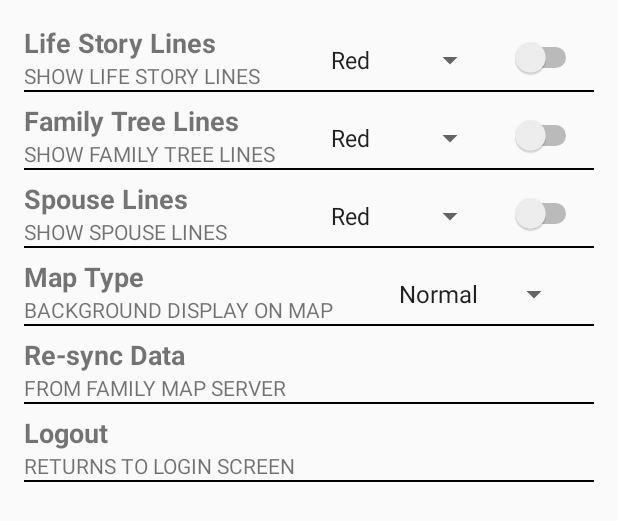
After one commit to mavr1k7/FamilyMapApp, an Android app: the layout activity_settings.xml on its own in the app's theme, with its tools: preview values and no code run, on a phone screen of 412 x 824 dp. The commit adds this screen. Shown: the top 521 px of the screen. Run offline under Robolectric (Android 15) with nearby library versions, the phone set to English and light mode, and no system bars.

Commit message:
Added setting layout

```diff
--- a/app/src/main/AndroidManifest.xml
+++ b/app/src/main/AndroidManifest.xml
@@ -33,15 +33,15 @@
             android:name="com.google.android.geo.API_KEY"
             android:value="@string/google_maps_key" />
 
-        <activity android:name=".ui.FilterActivity">
+        <activity android:name=".ui.MainActivity">
             <intent-filter>
                 <action android:name="android.intent.action.MAIN" />
 
                 <category android:name="android.intent.category.LAUNCHER" />
             </intent-filter>
         </activity>
-        <activity android:name=".ui.MainActivity" />
-        <activity android:name=".ui.PersonActivity" />
+        <activity android:name=".ui.FilterActivity" android:parentActivityName=".ui.MainActivity" />
+        <activity android:name=".ui.PersonActivity" android:parentActivityName=".ui.MainActivity" />
     </application>
 
 </manifest>
--- a/app/src/main/java/com/teranpeterson/client/model/Filter.java
+++ b/app/src/main/java/com/teranpeterson/client/model/Filter.java
@@ -31,14 +31,6 @@ public class Filter {
             sFilter = new Filter();
         }
         return sFilter;
-    }
-
-    public static Filter getsFilter() {
-        return sFilter;
-    }
-
-    public static void setsFilter(Filter sFilter) {
-        Filter.sFilter = sFilter;
     }
 
     public boolean isBirth() {
--- a/app/src/main/java/com/teranpeterson/client/model/Person.java
+++ b/app/src/main/java/com/teranpeterson/client/model/Person.java
@@ -227,6 +227,17 @@ public class Person {
     }
 
     /**
+     * Gets the person's gender written out
+     *
+     * @return 'Male' or 'Female'
+     */
+    public String getGenderFull() {
+        if (gender.equals("m")) return "Male";
+        if (gender.equals("f")) return "Female";
+        return "";
+    }
+
+    /**
      * Gets the personID for the person's father
      *
      * @return Father's personID
--- a/app/src/main/java/com/teranpeterson/client/ui/FilterActivity.java
+++ b/app/src/main/java/com/teranpeterson/client/ui/FilterActivity.java
@@ -1,5 +1,7 @@
 package com.teranpeterson.client.ui;
 
+import android.content.Context;
+import android.content.Intent;
 import android.os.Bundle;
 import android.support.v7.app.AppCompatActivity;
 import android.widget.CompoundButton;
--- a/app/src/main/java/com/teranpeterson/client/ui/MapFragment.java
+++ b/app/src/main/java/com/teranpeterson/client/ui/MapFragment.java
@@ -2,6 +2,7 @@ package com.teranpeterson.client.ui;
 
 import android.Manifest;
 import android.app.Activity;
+import android.content.Intent;
 import android.content.pm.PackageManager;
 import android.os.Bundle;
 import android.support.annotation.NonNull;
@@ -31,6 +32,7 @@ import com.teranpeterson.client.model.Person;
 
 public class MapFragment extends Fragment implements OnMapReadyCallback {
     private GoogleMap mMap;
+    private String mPersonID;
     private GoogleApiClient mClient;
     private static final int REQUEST_LOCATION_PERMISSIONS = 0;
     private static final String[] LOCATION_PERMISSIONS = new String[]{
@@ -60,6 +62,20 @@ public class MapFragment extends Fragment implements OnMapReadyCallback {
         SupportMapFragment mapFragment = (SupportMapFragment) getChildFragmentManager().findFragmentById(R.id.map);
         if (mapFragment != null) mapFragment.getMapAsync(this);
 
+        view.findViewById(R.id.map_text).setOnClickListener(new View.OnClickListener() {
+            @Override
+            public void onClick(View v) {
+                if (mPersonID != null) startActivity(PersonActivity.newIntent(getContext(), mPersonID));
+            }
+        });
+
+        view.findViewById(R.id.map_profile).setOnClickListener((new View.OnClickListener() {
+            @Override
+            public void onClick(View v) {
+                if (mPersonID != null) startActivity(PersonActivity.newIntent(getContext(), mPersonID));
+            }
+        }));
+
         return view;
     }
 
@@ -87,6 +103,7 @@ public class MapFragment extends Fragment implements OnMapReadyCallback {
     public boolean onOptionsItemSelected(MenuItem item) {
         switch (item.getItemId()) {
             case R.id.filter:
+                startActivity(new Intent(this.getContext(), FilterActivity.class));
                 return true;
             case R.id.search:
                 return true;
@@ -121,6 +138,7 @@ public class MapFragment extends Fragment implements OnMapReadyCallback {
                     FamilyTree familyTree = FamilyTree.get();
                     Event event = familyTree.getEvent(marker.getTitle());
                     Person person = familyTree.getPerson(event.getPersonID());
+                    mPersonID = person.getPersonID();
 
                     String text = person.getFirstName() + " " + person.getLastName() + "\n" + event.getEventType()
                             + ": " + event.getCity() + ", " + event.getCountry() + " (" + event.getYear() + ")";
--- a/app/src/main/java/com/teranpeterson/client/ui/PersonActivity.java
+++ b/app/src/main/java/com/teranpeterson/client/ui/PersonActivity.java
@@ -1,22 +1,45 @@
 package com.teranpeterson.client.ui;
 
+import android.content.Context;
+import android.content.Intent;
 import android.os.Bundle;
 import android.support.v7.app.AppCompatActivity;
 import android.support.v7.widget.LinearLayoutManager;
 import android.support.v7.widget.RecyclerView;
+import android.widget.TextView;
 
 import com.teranpeterson.client.R;
+import com.teranpeterson.client.model.FamilyTree;
+import com.teranpeterson.client.model.Person;
 
 public class PersonActivity extends AppCompatActivity {
+    private static final String EXTRA_PERSON_ID = "com.teranpeterson.client.ui.PersonActivity.personID";
+
+    private String mPersonID;
 
     @Override
     protected void onCreate(Bundle savedInstanceState) {
         super.onCreate(savedInstanceState);
         setContentView(R.layout.activity_person);
 
+        mPersonID = getIntent().getStringExtra(EXTRA_PERSON_ID);
+        Person person = FamilyTree.get().getPerson(mPersonID);
+
+        TextView firstName = findViewById(R.id.person_first_name);
+        TextView lastName = findViewById(R.id.person_last_name);
+        TextView gender = findViewById(R.id.person_gender);
+
+        firstName.setText(person.getFirstName());
+        lastName.setText(person.getLastName());
+        gender.setText(person.getGenderFull());
+
         RecyclerView recyclerView = findViewById(R.id.person_recycler);
         recyclerView.setLayoutManager(new LinearLayoutManager(this));
+    }
 
-
+    public static Intent newIntent(Context context, String personID) {
+        Intent intent = new Intent(context, PersonActivity.class);
+        intent.putExtra(EXTRA_PERSON_ID, personID);
+        return intent;
     }
 }
--- /dev/null
+++ b/app/src/main/java/com/teranpeterson/client/ui/SettingsActivity.java
@@ -0,0 +1,4 @@
+package com.teranpeterson.client.ui;
+
+public class SettingsActivity {
+}
--- /dev/null
+++ b/app/src/main/res/layout/activity_settings.xml
@@ -0,0 +1,296 @@
+<?xml version="1.0" encoding="utf-8"?>
+<android.support.constraint.ConstraintLayout
+    xmlns:android="http://schemas.android.com/apk/res/android"
+    xmlns:app="http://schemas.android.com/apk/res-auto"
+    xmlns:tools="http://schemas.android.com/tools"
+    android:layout_width="match_parent"
+    android:layout_height="match_parent">
+
+    <TextView
+        android:id="@+id/setting_life_story"
+        android:layout_width="0dp"
+        android:layout_height="wrap_content"
+        android:layout_marginStart="16dp"
+        android:layout_marginTop="16dp"
+        android:layout_marginEnd="16dp"
+        android:text="@string/life_story_lines"
+        android:textSize="18sp"
+        android:textStyle="bold"
+        app:layout_constraintEnd_toEndOf="parent"
+        app:layout_constraintStart_toStartOf="parent"
+        app:layout_constraintTop_toTopOf="parent" />
+
+    <TextView
+        android:id="@+id/setting_life_story_label"
+        android:layout_width="0dp"
+        android:layout_height="wrap_content"
+        android:layout_marginStart="16dp"
+        android:layout_marginEnd="16dp"
+        android:text="@string/life_story_lines_desc"
+        app:layout_constraintEnd_toEndOf="parent"
+        app:layout_constraintStart_toStartOf="parent"
+        app:layout_constraintTop_toBottomOf="@+id/setting_life_story" />
+
+    <Spinner
+        android:id="@+id/setting_life_story_spinner"
+        android:layout_width="wrap_content"
+        android:layout_height="wrap_content"
+        android:layout_marginEnd="16dp"
+        android:layout_marginBottom="8dp"
+        android:entries="@array/setting_color_options"
+        android:spinnerMode="dropdown"
+        app:layout_constraintBottom_toBottomOf="@+id/setting_life_story_label"
+        app:layout_constraintEnd_toStartOf="@+id/setting_life_story_switch" />
+
+    <Switch
+        android:id="@+id/setting_life_story_switch"
+        android:layout_width="wrap_content"
+        android:layout_height="wrap_content"
+        android:layout_marginEnd="8dp"
+        android:layout_marginBottom="8dp"
+        app:layout_constraintBottom_toBottomOf="@+id/setting_life_story_label"
+        app:layout_constraintEnd_toEndOf="@+id/setting_life_story" />
+
+    <View
+        android:id="@+id/setting_life_story_line"
+        android:layout_width="0dp"
+        android:layout_height="1dp"
+        android:layout_marginStart="16dp"
+        android:layout_marginEnd="16dp"
+        android:background="#000000"
+        app:layout_constraintEnd_toEndOf="parent"
+        app:layout_constraintStart_toStartOf="parent"
+        app:layout_constraintTop_toBottomOf="@+id/setting_life_story_label" />
+
+    <TextView
+        android:id="@+id/setting_family_tree"
+        android:layout_width="0dp"
+        android:layout_height="wrap_content"
+        android:layout_marginStart="16dp"
+        android:layout_marginTop="8dp"
+        android:layout_marginEnd="16dp"
+        android:text="@string/family_tree_lines"
+        android:textSize="18sp"
+        android:textStyle="bold"
+        app:layout_constraintEnd_toEndOf="parent"
+        app:layout_constraintStart_toStartOf="parent"
+        app:layout_constraintTop_toBottomOf="@+id/setting_life_story_label" />
+
+    <TextView
+        android:id="@+id/setting_family_tree_label"
+        android:layout_width="0dp"
+        android:layout_height="wrap_content"
+        android:layout_marginStart="16dp"
+        android:layout_marginEnd="16dp"
+        android:text="@string/family_tree_lines_desc"
+        app:layout_constraintEnd_toEndOf="parent"
+        app:layout_constraintStart_toStartOf="parent"
+        app:layout_constraintTop_toBottomOf="@+id/setting_family_tree" />
+
+    <Spinner
+        android:id="@+id/setting_family_tree_spinner"
+        android:layout_width="wrap_content"
+        android:layout_height="wrap_content"
+        android:layout_marginEnd="16dp"
+        android:layout_marginBottom="8dp"
+        android:entries="@array/setting_color_options"
+        android:spinnerMode="dropdown"
+        app:layout_constraintBottom_toBottomOf="@+id/setting_family_tree_label"
+        app:layout_constraintEnd_toStartOf="@+id/setting_family_tree_switch" />
+
+    <Switch
+        android:id="@+id/setting_family_tree_switch"
+        android:layout_width="wrap_content"
+        android:layout_height="wrap_content"
+        android:layout_marginEnd="8dp"
+        android:layout_marginBottom="8dp"
+        app:layout_constraintBottom_toBottomOf="@+id/setting_family_tree_label"
+        app:layout_constraintEnd_toEndOf="@+id/setting_family_tree" />
+
+    <View
+        android:id="@+id/setting_family_tree_line"
+        android:layout_width="0dp"
+        android:layout_height="1dp"
+        android:layout_marginStart="16dp"
+        android:layout_marginEnd="16dp"
+        android:background="#000000"
+        app:layout_constraintEnd_toEndOf="parent"
+        app:layout_constraintStart_toStartOf="parent"
+        app:layout_constraintTop_toBottomOf="@+id/setting_family_tree_label" />
+
+    <TextView
+        android:id="@+id/setting_spouse"
+        android:layout_width="0dp"
+        android:layout_height="wrap_content"
+        android:layout_marginStart="16dp"
+        android:layout_marginTop="8dp"
+        android:layout_marginEnd="16dp"
+        android:text="@string/spouse_lines"
+        android:textSize="18sp"
+        android:textStyle="bold"
+        app:layout_constraintEnd_toEndOf="parent"
+        app:layout_constraintStart_toStartOf="parent"
+        app:layout_constraintTop_toBottomOf="@+id/setting_family_tree_label" />
+
+    <TextView
+        android:id="@+id/setting_spouse_label"
+        android:layout_width="0dp"
+        android:layout_height="wrap_content"
+        android:layout_marginStart="16dp"
+        android:layout_marginEnd="16dp"
+        android:text="@string/spouse_lines_desc"
+        app:layout_constraintEnd_toEndOf="parent"
+        app:layout_constraintStart_toStartOf="parent"
+        app:layout_constraintTop_toBottomOf="@+id/setting_spouse" />
+
+    <Spinner
+        android:id="@+id/setting_spouse_spinner"
+        android:layout_width="wrap_content"
+        android:layout_height="wrap_content"
+        android:layout_marginEnd="16dp"
+        android:layout_marginBottom="8dp"
+        android:entries="@array/setting_color_options"
+        android:spinnerMode="dropdown"
+        app:layout_constraintBottom_toBottomOf="@+id/setting_spouse_label"
+        app:layout_constraintEnd_toStartOf="@+id/setting_spouse_switch" />
+
+    <Switch
+        android:id="@+id/setting_spouse_switch"
+        android:layout_width="wrap_content"
+        android:layout_height="wrap_content"
+        android:layout_marginEnd="8dp"
+        android:layout_marginBottom="8dp"
+        app:layout_constraintBottom_toBottomOf="@+id/setting_spouse_label"
+        app:layout_constraintEnd_toEndOf="@+id/setting_spouse" />
+
+    <View
+        android:id="@+id/setting_spouse_line"
+        android:layout_width="0dp"
+        android:layout_height="1dp"
+        android:layout_marginStart="16dp"
+        android:layout_marginEnd="16dp"
+        android:background="#000000"
+        app:layout_constraintEnd_toEndOf="parent"
+        app:layout_constraintStart_toStartOf="parent"
+        app:layout_constraintTop_toBottomOf="@+id/setting_spouse_label" />
+
+    <TextView
+        android:id="@+id/setting_map_type"
+        android:layout_width="0dp"
+        android:layout_height="wrap_content"
+        android:layout_marginStart="16dp"
+        android:layout_marginTop="8dp"
+        android:layout_marginEnd="16dp"
+        android:text="@string/map_type"
+        android:textSize="18sp"
+        android:textStyle="bold"
+        app:layout_constraintEnd_toEndOf="parent"
+        app:layout_constraintStart_toStartOf="parent"
+        app:layout_constraintTop_toBottomOf="@+id/setting_spouse_label" />
+
+    <TextView
+        android:id="@+id/setting_map_type_label"
+        android:layout_width="0dp"
+        android:layout_height="wrap_content"
+        android:layout_marginStart="16dp"
+        android:layout_marginEnd="16dp"
+        android:text="@string/map_type_desc"
+        app:layout_constraintEnd_toEndOf="parent"
+        app:layout_constraintStart_toStartOf="parent"
+        app:layout_constraintTop_toBottomOf="@+id/setting_map_type" />
+
+    <Spinner
+        android:id="@+id/setting_map_type_spinner"
+        android:layout_width="wrap_content"
+        android:layout_height="wrap_content"
+        android:layout_marginEnd="16dp"
+        android:layout_marginBottom="8dp"
+        android:entries="@array/setting_map_options"
+        android:spinnerMode="dropdown"
+        app:layout_constraintBottom_toBottomOf="@+id/setting_map_type_label"
+        app:layout_constraintEnd_toEndOf="@+id/setting_map_type" />
+
+    <View
+        android:id="@+id/setting_map_type_line"
+        android:layout_width="0dp"
+        android:layout_height="1dp"
+        android:layout_marginStart="16dp"
+        android:layout_marginEnd="16dp"
+        android:background="#000000"
+        app:layout_constraintEnd_toEndOf="parent"
+        app:layout_constraintStart_toStartOf="parent"
+        app:layout_constraintTop_toBottomOf="@+id/setting_map_type_label" />
+
+    <TextView
+        android:id="@+id/setting_resync"
+        android:layout_width="0dp"
+        android:layout_height="wrap_content"
+        android:layout_marginStart="16dp"
+        android:layout_marginTop="8dp"
+        android:layout_marginEnd="16dp"
+        android:text="@string/resync_date"
+        android:textSize="18sp"
+        android:textStyle="bold"
+        app:layout_constraintEnd_toEndOf="parent"
+        app:layout_constraintStart_toStartOf="parent"
+        app:layout_constraintTop_toBottomOf="@+id/setting_map_type_label" />
+
+    <TextView
+        android:id="@+id/setting_resync_label"
+        android:layout_width="0dp"
+        android:layout_height="wrap_content"
+        android:layout_marginStart="16dp"
+        android:layout_marginEnd="16dp"
+        android:text="@string/resync_date_desc"
+        app:layout_constraintEnd_toEndOf="parent"
+        app:layout_constraintStart_toStartOf="parent"
+        app:layout_constraintTop_toBottomOf="@+id/setting_resync" />
+
+    <View
+        android:id="@+id/setting_resync_line"
+        android:layout_width="0dp"
+        android:layout_height="1dp"
+        android:layout_marginStart="16dp"
+        android:layout_marginEnd="16dp"
+        android:background="#000000"
+        app:layout_constraintEnd_toEndOf="parent"
+        app:layout_constraintStart_toStartOf="parent"
+        app:layout_constraintTop_toBottomOf="@+id/setting_resync_label" />
+
+    <TextView
+        android:id="@+id/setting_logout"
+        android:layout_width="0dp"
+        android:layout_height="wrap_content"
+        android:layout_marginStart="16dp"
+        android:layout_marginTop="8dp"
+        android:layout_marginEnd="16dp"
+        android:text="@string/logout"
+        android:textSize="18sp"
+        android:textStyle="bold"
+        app:layout_constraintEnd_toEndOf="parent"
+        app:layout_constraintStart_toStartOf="parent"
+        app:layout_constraintTop_toBottomOf="@+id/setting_resync_label" />
+
+    <TextView
+        android:id="@+id/setting_logout_label"
+        android:layout_width="0dp"
+        android:layout_height="wrap_content"
+        android:layout_marginStart="16dp"
+        android:layout_marginEnd="16dp"
+        android:text="@string/logout_desc"
+        app:layout_constraintEnd_toEndOf="parent"
+        app:layout_constraintStart_toStartOf="parent"
+        app:layout_constraintTop_toBottomOf="@+id/setting_logout" />
+
+    <View
+        android:id="@+id/setting_logout_line"
+        android:layout_width="0dp"
+        android:layout_height="1dp"
+        android:layout_marginStart="16dp"
+        android:layout_marginEnd="16dp"
+        android:background="#000000"
+        app:layout_constraintEnd_toEndOf="parent"
+        app:layout_constraintStart_toStartOf="parent"
+        app:layout_constraintTop_toBottomOf="@+id/setting_logout_label" />
+
+</android.support.constraint.ConstraintLayout>
--- a/app/src/main/res/values/strings.xml
+++ b/app/src/main/res/values/strings.xml
@@ -42,4 +42,28 @@
     <string name="male_events">Male Events</string>
     <string name="female_events">Female Events</string>
     <string name="gender_events_desc">FILTER EVENTS BASED ON GENDER</string>
+    <string name="life_story_lines">Life Story Lines</string>
+    <string name="life_story_lines_desc">SHOW LIFE STORY LINES</string>
+    <string name="family_tree_lines">Family Tree Lines</string>
+    <string name="family_tree_lines_desc">SHOW FAMILY TREE LINES</string>
+    <string name="spouse_lines">Spouse Lines</string>
+    <string name="spouse_lines_desc">SHOW SPOUSE LINES</string>
+    <string name="map_type">Map Type</string>
+    <string name="map_type_desc">BACKGROUND DISPLAY ON MAP</string>
+    <string name="resync_date">Re-sync Data</string>
+    <string name="resync_date_desc">FROM FAMILY MAP SERVER</string>
+    <string name="logout">Logout</string>
+    <string name="logout_desc">RETURNS TO LOGIN SCREEN</string>
+    <string-array name="setting_color_options">
+        <item>Red</item>
+        <item>Yellow</item>
+        <item>Green</item>
+        <item>Blue</item>
+    </string-array>
+    <string-array name="setting_map_options">
+        <item>Normal</item>
+        <item>Hybrid</item>
+        <item>Satellite</item>
+        <item>Terrain</item>
+    </string-array>
 </resources>
```
